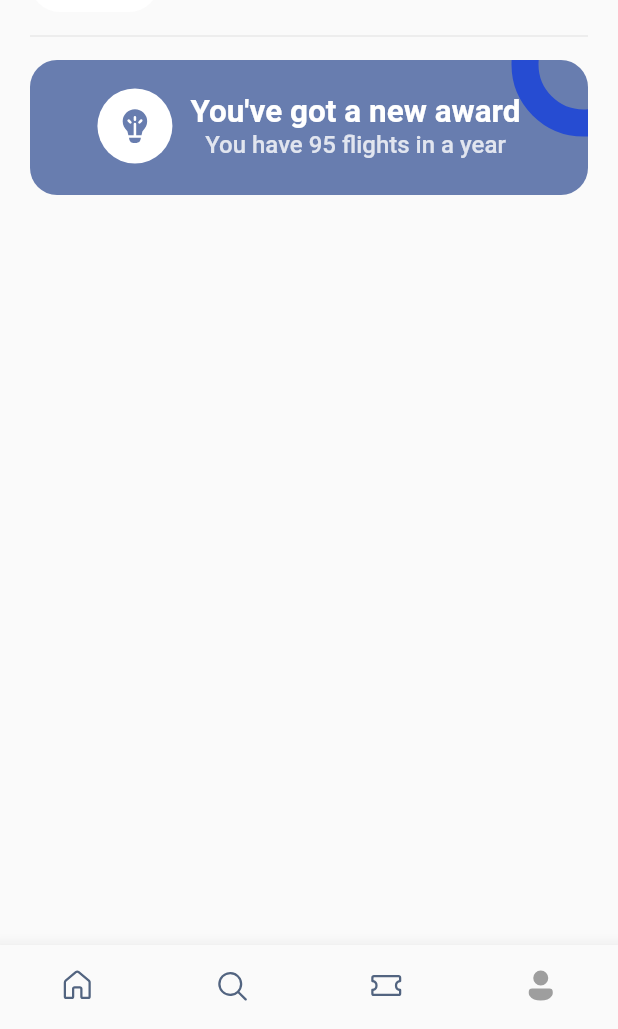
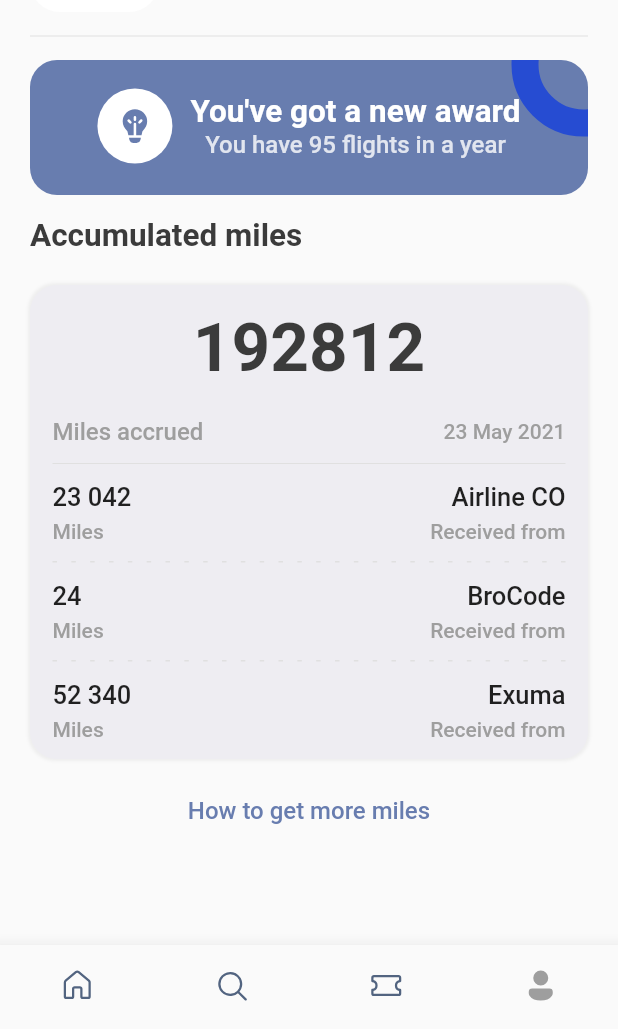
Before and after one commit to BroCode17/ticket_booking_app, a Flutter app: the screen it shows after launch, item 4 of the bottom bar chosen, on a phone screen of 412 x 824 dp, the part 207-1236 px from its top. Run offline on Flutter 3.47's test engine with Material 2 defaults, Android fonts, the phone set to English and light mode, and no system bars; our stand-ins replace barcode_widget, fluentui_icons, gap, get.

Commit message:
final-step

```diff
--- a/lib/screens/profile_screen.dart
+++ b/lib/screens/profile_screen.dart
@@ -3,6 +3,8 @@ import 'package:flutter/cupertino.dart';
 import 'package:flutter/material.dart';
 import 'package:gap/gap.dart';
 import 'package:ticket_booking_app/util/app_layout.dart';
+import 'package:ticket_booking_app/widgets/c_loyout.dart';
+import 'package:ticket_booking_app/widgets/layout_builder_widget.dart';
 
 import '../util/app_styles.dart';
 
@@ -170,6 +172,118 @@ class Profile extends StatelessWidget {
             ),
           ],
         ),
+        Gap(AppLayout.getHeight(15)),
+        Text("Accumulated miles", style: Styles.headLineStyle2),
+        Gap(AppLayout.getHeight(20)),
+        Container(
+          padding: EdgeInsets.symmetric(horizontal: AppLayout.getWidth(15)),
+          decoration: BoxDecoration(
+              borderRadius: BorderRadius.circular(AppLayout.getWidth(18)),
+              color: Styles.bgColor,
+              boxShadow: [
+                BoxShadow(
+                    color: Colors.grey.shade200, blurRadius: 1, spreadRadius: 1)
+              ]),
+          child: Column(
+            children: [
+              Gap(AppLayout.getHeight(15)),
+              Text("192812",
+                  style: TextStyle(
+                    fontSize: 45,
+                    color: Styles.textColor,
+                    fontWeight: FontWeight.w600,
+                  )),
+              Gap(AppLayout.getHeight(20)),
+              Row(
+                mainAxisAlignment: MainAxisAlignment.spaceBetween,
+                children: [
+                  Text(
+                    "Miles accrued",
+                    style: Styles.headLineStyle4.copyWith(fontSize: 16),
+                  ),
+                  Text(
+                    "23 May 2021",
+                    style: Styles.headLineStyle4,
+                  ),
+                ],
+              ),
+              Gap(AppLayout.getHeight(4)),
+              Divider(
+                color: Colors.grey.shade300,
+              ),
+              Gap(AppLayout.getHeight(4)),
+              Row(
+                mainAxisAlignment: MainAxisAlignment.spaceBetween,
+                children: const [
+                  AppCoLayout(
+                      fText: "23 042",
+                      sText: "Miles",
+                      cAlig: CrossAxisAlignment.start,
+                      isColor: true),
+                  AppCoLayout(
+                      fText: "Airline CO",
+                      sText: "Received from",
+                      cAlig: CrossAxisAlignment.end,
+                      isColor: true),
+                ],
+              ),
+              Gap(AppLayout.getHeight(12)),
+              const AppLayoutBuilderWidget(
+                section: 12,
+                isColor: true,
+              ),
+              Gap(AppLayout.getHeight(12)),
+              Row(
+                mainAxisAlignment: MainAxisAlignment.spaceBetween,
+                children: const [
+                  AppCoLayout(
+                      fText: "24",
+                      sText: "Miles",
+                      cAlig: CrossAxisAlignment.start,
+                      isColor: true),
+                  AppCoLayout(
+                      fText: "BroCode",
+                      sText: "Received from",
+                      cAlig: CrossAxisAlignment.end,
+                      isColor: true),
+                ],
+              ),
+              Gap(AppLayout.getHeight(12)),
+              const AppLayoutBuilderWidget(
+                section: 12,
+                isColor: true,
+              ),
+              Gap(AppLayout.getHeight(12)),
+              Row(
+                mainAxisAlignment: MainAxisAlignment.spaceBetween,
+                children: const [
+                  AppCoLayout(
+                      fText: "52 340",
+                      sText: "Miles",
+                      cAlig: CrossAxisAlignment.start,
+                      isColor: true),
+                  AppCoLayout(
+                      fText: "Exuma",
+                      sText: "Received from",
+                      cAlig: CrossAxisAlignment.end,
+                      isColor: true),
+                ],
+              ),
+              Gap(AppLayout.getHeight(12)),
+            ],
+          ),
+        ),
+        Gap(AppLayout.getHeight(25)),
+        InkWell(
+          onTap: () => print("Happy Coding"),
+          child: Center(
+            child: Text(
+              "How to get more miles",
+              style: Styles.textStyle.copyWith(
+                  color: Styles.primaryColor, fontWeight: FontWeight.w500),
+            ),
+          ),
+        ),
       ],
     );
   }
```
